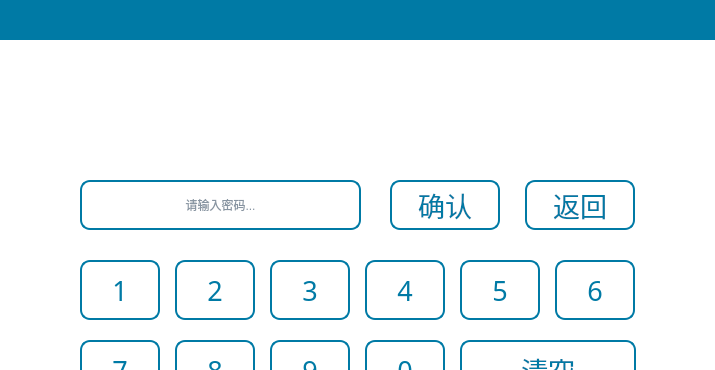
Above: PantographCtrl/UserLogin/userlogin.ui from Micheal1022/HostAppProject before the change; both pictures show x 170 to 885 and y 0 to 370 of the 1024 by 600 pixel window. Below: the same form after it.
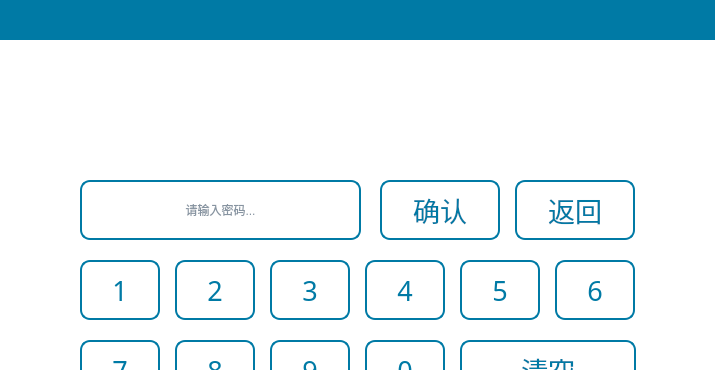
That is the form after the change. Icons and pictures are not drawn.

```diff
--- a/PantographCtrl/UserLogin/userlogin.ui
+++ b/PantographCtrl/UserLogin/userlogin.ui
@@ -100,10 +100,10 @@
   <widget class="QToolButton" name="tBtnOk">
    <property name="geometry">
     <rect>
-     <x>560</x>
+     <x>550</x>
      <y>180</y>
-     <width>110</width>
-     <height>50</height>
+     <width>120</width>
+     <height>60</height>
     </rect>
    </property>
    <property name="font">
@@ -141,10 +141,10 @@
    </property>
    <property name="geometry">
     <rect>
-     <x>695</x>
+     <x>685</x>
      <y>180</y>
-     <width>110</width>
-     <height>50</height>
+     <width>120</width>
+     <height>60</height>
     </rect>
    </property>
    <property name="font">
@@ -182,7 +182,7 @@
      <x>250</x>
      <y>180</y>
      <width>281</width>
-     <height>50</height>
+     <height>60</height>
     </rect>
    </property>
    <property name="focusPolicy">
```
